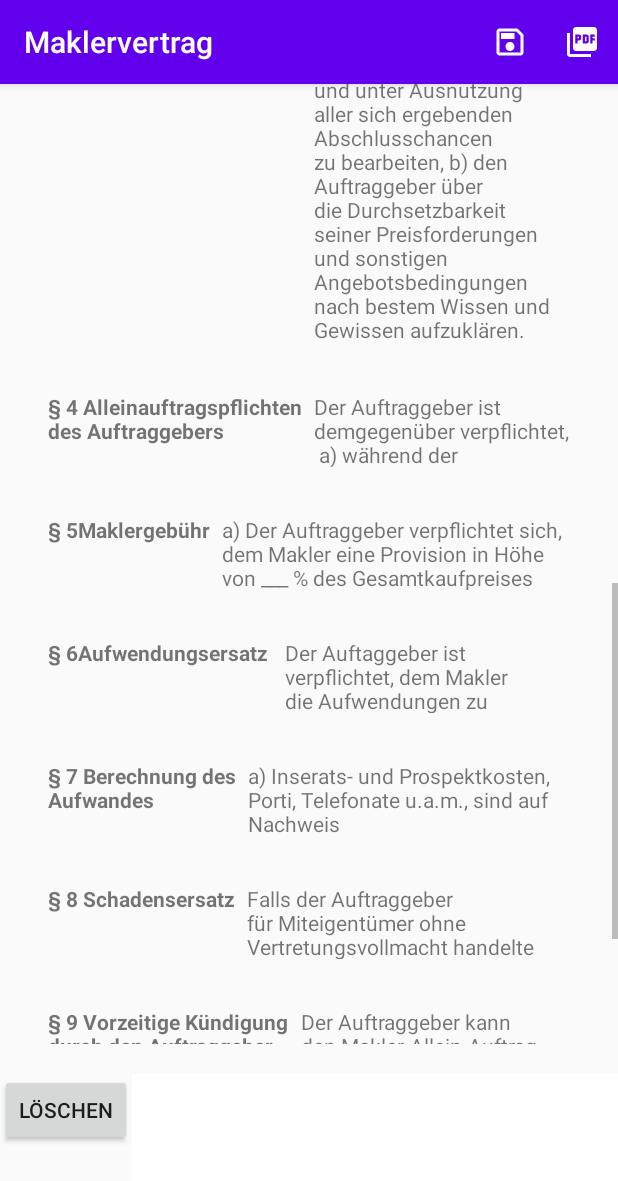
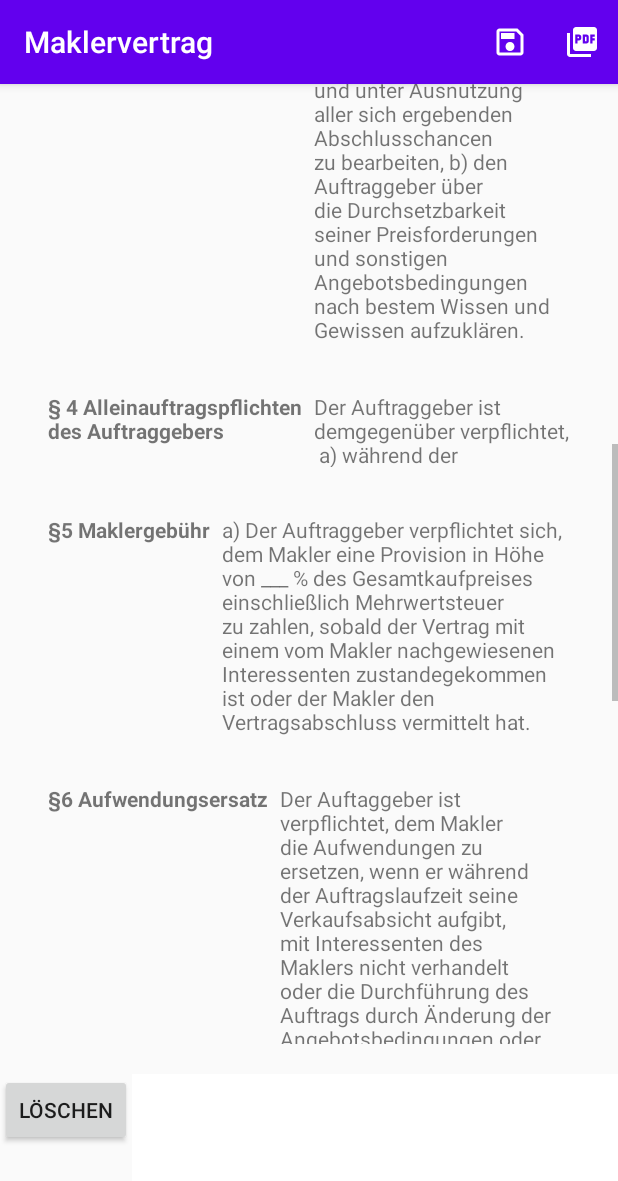
Before and after one commit to Berndhura/fehlhaber, an Android app: the Vertrag screen opened directly, with no data from a screen before it, scrolled down 896 dp, on a phone screen of 412 x 824 dp. Shown: the top 1181 px of the screen. Run offline under Robolectric (Android 15) with nearby library versions, the phone set to English and light mode, and no system bars; our stand-ins replace Firebase (no records; nobody signed in at launch, a user with empty details on screens opened directly).

Commit message:
lange textbausteine ganz zeigen -> wrap_content

```diff
--- a/app/src/main/res/layout/verkaeufer.xml
+++ b/app/src/main/res/layout/verkaeufer.xml
@@ -172,12 +172,12 @@
                     android:layout_height="wrap_content"
                     android:textStyle="bold"
                     android:layout_marginRight="8dp"
-                    android:text="§ 1 Maklerauftrag" />
+                    android:text="§1 Maklerauftrag" />
 
                 <TextView
                     android:layout_width="wrap_content"
                     android:layout_height="wrap_content"
-                    android:text="Der Auftraggeber beauftragt den Makler zum Nachweis von Kaufinteressen oder zur Vermittlung eines Kaufvertragsabschlusses. " />
+                    android:text="Der Auftraggeber beauftragt den Makler zum Nachweis von Kaufinteressen oder zur Vermittlung eines Kaufvertragsabschlusses." />
 
             </LinearLayout>
 
@@ -192,15 +192,12 @@
                     android:layout_height="wrap_content"
                     android:textStyle="bold"
                     android:layout_marginRight="8dp"
-                    android:text="§ 2 Auftragsdauer" />
+                    android:text="§2 Auftragsdauer" />
 
                 <TextView
                     android:layout_width="wrap_content"
                     android:layout_height="wrap_content"
-                    android:text="Der Auftrag läuft vom ____________ bis ______________ .
-Wird er nicht unter Einhaltung einer Monatsfrist schriftlich gekündigt, verlängert er sich
-stillschweigend jeweils um ein Vierteljahr.
-" />
+                    android:text="Der Auftrag läuft vom ____________ bis ______________ . Wird er nicht unter Einhaltung einer Monatsfrist schriftlich gekündigt, verlängert er sich stillschweigend jeweils um ein Vierteljahr." />
 
             </LinearLayout>
 
@@ -259,15 +256,15 @@ Durchführung dieses Auftrags benötigt. " />
                 android:layout_height="wrap_content"
                 android:textStyle="bold"
                 android:layout_marginRight="8dp"
-                android:text="§ 5Maklergebühr" />
+                android:text="§5 Maklergebühr" />
 
             <TextView
                 android:layout_width="wrap_content"
-                android:layout_height="50dp"
+                android:layout_height="wrap_content"
                 android:text="a) Der Auftraggeber verpflichtet sich, dem Makler eine Provision in Höhe von ___ %
 des Gesamtkaufpreises einschließlich Mehrwertsteuer zu zahlen, sobald der Vertrag
 mit einem vom Makler nachgewiesenen Interessenten zustandegekommen ist oder
-der Makler den Vertragsabschluss vermittelt hat. " />
+der Makler den Vertragsabschluss vermittelt hat." />
 
         </LinearLayout>
 
@@ -282,11 +279,11 @@ der Makler den Vertragsabschluss vermittelt hat. " />
                 android:layout_height="wrap_content"
                 android:textStyle="bold"
                 android:layout_marginRight="8dp"
-                android:text="§ 6Aufwendungsersatz " />
+                android:text="§6 Aufwendungsersatz" />
 
             <TextView
                 android:layout_width="wrap_content"
-                android:layout_height="50dp"
+                android:layout_height="wrap_content"
                 android:text="Der Auftaggeber ist verpflichtet, dem Makler die Aufwendungen zu ersetzen, wenn er
 während der Auftragslaufzeit seine Verkaufsabsicht aufgibt, mit Interessenten des
 Maklers nicht verhandelt oder die Durchführung des Auftrags durch Änderung der
@@ -308,14 +305,14 @@ Aufwendungsersatz voll angerechnet." />
                     android:layout_height="wrap_content"
                     android:textStyle="bold"
                     android:layout_marginRight="8dp"
-                    android:text="§ 7 Berechnung des\nAufwandes " />
+                    android:text="§7 Berechnung des\nAufwandes" />
 
                 <TextView
                     android:layout_width="wrap_content"
-                    android:layout_height="50dp"
+                    android:layout_height="wrap_content"
                     android:text="a) Inserats- und Prospektkosten, Porti, Telefonate u.a.m., sind auf Nachweis\nabzurechnen.
 \nb) Für Reise- und Pkw-Kosten gelten die nach der Einkommensteuer zulässigen
-Ansätze. " />
+Ansätze." />
 
             </LinearLayout>
 
@@ -330,11 +327,11 @@ Ansätze. " />
                     android:layout_height="wrap_content"
                     android:textStyle="bold"
                     android:layout_marginRight="8dp"
-                    android:text="§ 8 Schadensersatz" />
+                    android:text="§8 Schadensersatz" />
 
                 <TextView
                     android:layout_width="wrap_content"
-                    android:layout_height="50dp"
+                    android:layout_height="wrap_content"
                     android:text="Falls der Auftraggeber für Miteigentümer ohne Vertretungsvollmacht handelte und der
 Makler dies nicht wusste, oder falls der Auftraggeber seine Vertragspflichten verletzt,
 ist er verpflichtet, den dem Makler hieraus entstehenden Schaden zu ersetzen." />
@@ -352,11 +349,11 @@ ist er verpflichtet, den dem Makler hieraus entstehenden Schaden zu ersetzen." /
                     android:layout_height="wrap_content"
                     android:textStyle="bold"
                     android:layout_marginRight="8dp"
-                    android:text="§ 9 Vorzeitige Kündigung\ndurch den Auftraggeber" />
+                    android:text="§9 Vorzeitige Kündigung\ndurch den Auftraggeber" />
 
                 <TextView
                     android:layout_width="wrap_content"
-                    android:layout_height="50dp"
+                    android:layout_height="wrap_content"
                     android:text="Der Auftraggeber kann den Makler-Allein-Auftrag vorzeitig widerrufen, wenn der\nMakler nach vorheriger schriftlicher Abmahnung gegen seine Tätigkeitspflicht (Ziffer 3)\nverstoßen hat.  " />
 
             </LinearLayout>
@@ -372,11 +369,11 @@ ist er verpflichtet, den dem Makler hieraus entstehenden Schaden zu ersetzen." /
                     android:layout_height="wrap_content"
                     android:textStyle="bold"
                     android:layout_marginRight="8dp"
-                    android:text="§ 10 Außendarstellung" />
+                    android:text="§10 Außendarstellung" />
 
                 <TextView
                     android:layout_width="wrap_content"
-                    android:layout_height="50dp"
+                    android:layout_height="wrap_content"
                     android:text="Folgende Außendarstellung wird vereinbart" />
 
                 <CheckBox
@@ -410,9 +407,6 @@ ist er verpflichtet, den dem Makler hieraus entstehenden Schaden zu ersetzen." /
                 android:layout_height="wrap_content"
                 android:text="Löschen" />
 
-
-
-
         </LinearLayout>
 
     </LinearLayout>
```
